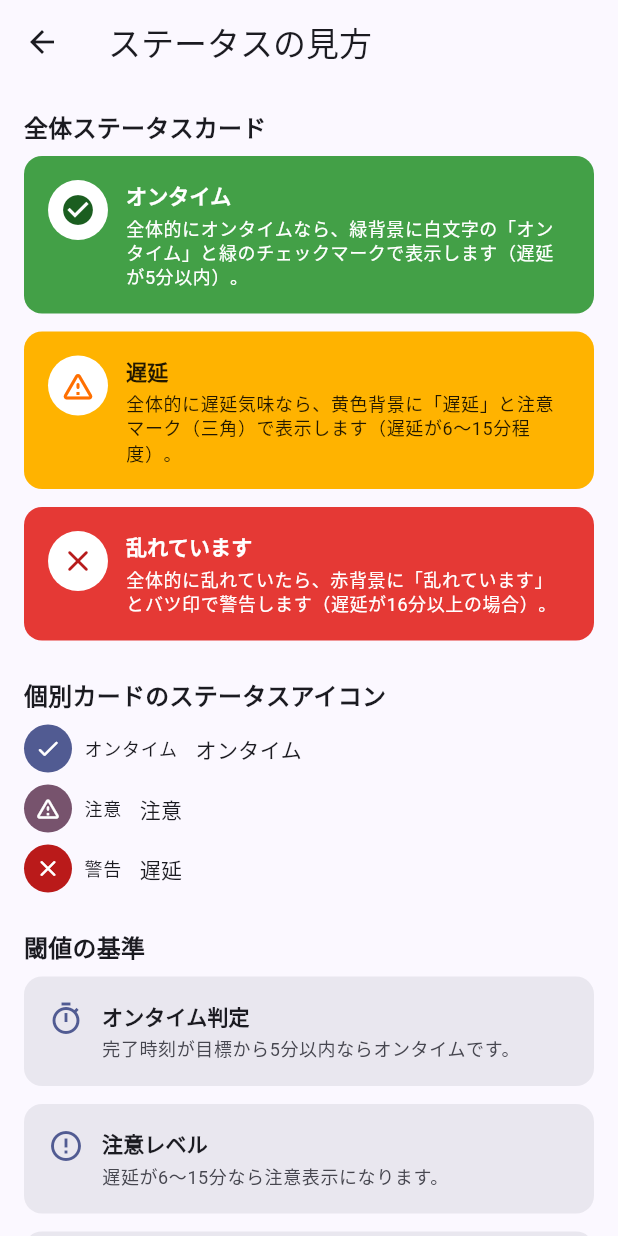
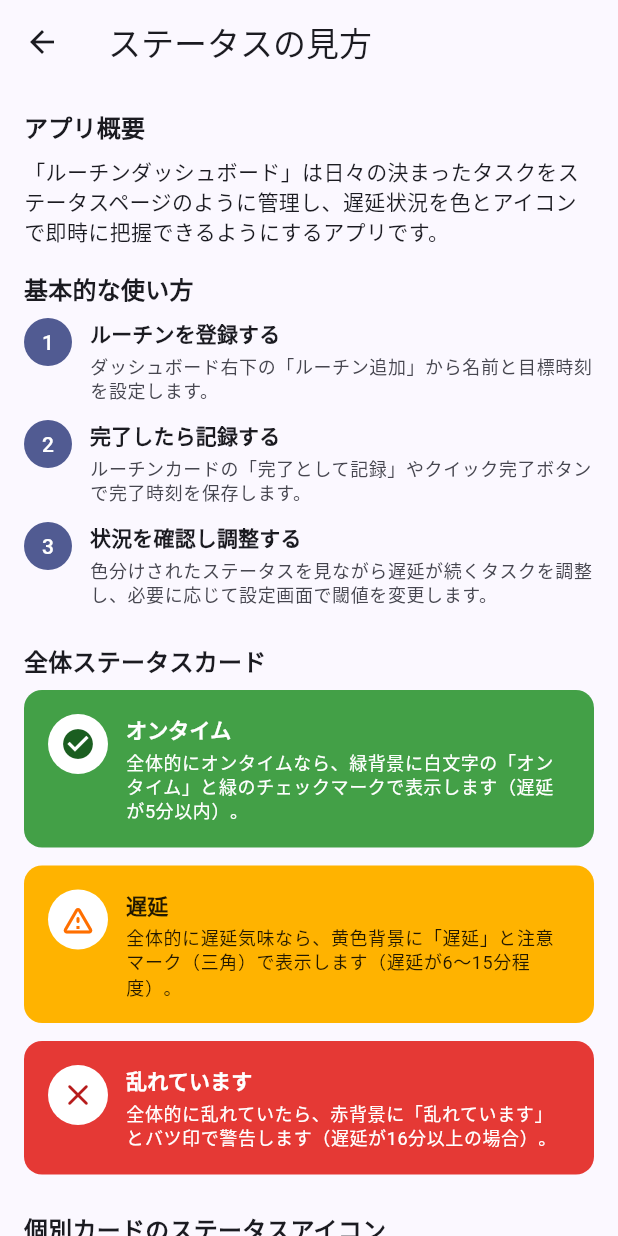
Before and after one commit to utakata-haru/flutter_init, a Flutter app: the screen it shows after launch, after a tap on the "help outline" icon, on a phone screen of 412 x 824 dp. Run offline on Flutter 3.47's test engine with Material 3 defaults, Android fonts, the phone set to English and light mode, and no system bars; our stand-ins replace drift, flutter_hooks, freezed_annotation, go_router, hooks_riverpod, riverpod_annotation; missing offline and left inert: sqlite3; accounts and stored records are empty; generated files the repository leaves out were written again.

Commit message:
feat: ルーチン管理機能の改善と新機能の追加 - ルーチン編集機能を強化し、既存のルーチンを編集できるようにしました。 - 完了履歴の一括初期化機能を追加し、ダッシュボードにボタンを設置しました。 - ヘルプページにアプリ概要と基本的な使い方を追加しました。 - UIの調整を行い、ユーザー体験を向上させました。

```diff
--- a/lib/features/user/routine_status/1_domain/3_usecases/reset_all_routine_completions_usecase.dart
+++ b/lib/features/user/routine_status/1_domain/3_usecases/reset_all_routine_completions_usecase.dart
@@ -7,7 +7,7 @@ class ResetAllRoutineCompletionsUseCase {
   final RoutineRepository _repository;
 
   Future<void> call() async {
-  final List<RoutineEntity> routines = await _repository.fetchAll();
+    final List<RoutineEntity> routines = await _repository.fetchAll();
     for (final routine in routines) {
       if (routine.lastResult == null) {
         continue;
--- a/lib/features/user/routine_status/4_presentation/2_pages/routine_dashboard_page.dart
+++ b/lib/features/user/routine_status/4_presentation/2_pages/routine_dashboard_page.dart
@@ -58,6 +58,11 @@ class RoutineDashboardPage extends HookConsumerWidget {
             onPressed: () => context.pushNamed(routineStatusHelpRouteName),
           ),
           IconButton(
+            tooltip: '完了履歴を初期化',
+            icon: const Icon(Icons.delete_forever),
+            onPressed: () => _confirmResetAll(context, notifier),
+          ),
+          IconButton(
             tooltip: '再読み込み',
             icon: const Icon(Icons.refresh),
             onPressed: () => notifier.refresh(),
@@ -94,6 +99,13 @@ class RoutineDashboardPage extends HookConsumerWidget {
             onRefresh: notifier.refresh,
             onComplete: notifier.completeRoutine,
             onUndo: notifier.undoCompletion,
+            onEdit: (routine) => _openRoutineEditor(
+              context,
+              ref,
+              state,
+              notifier,
+              existing: routine,
+            ),
             onDelete: (routine) {
               _confirmDelete(context, notifier, routine.id);
             },
@@ -147,16 +159,56 @@ class RoutineDashboardPage extends HookConsumerWidget {
     );
   }
 
+  Future<void> _confirmResetAll(
+    BuildContext context,
+    RoutineDashboardNotifier notifier,
+  ) async {
+    final confirmed = await showDialog<bool>(
+      context: context,
+      builder: (dialogContext) => AlertDialog(
+        title: const Text('完了記録をすべて初期化しますか？'),
+        content: const Text('全ルーチンの完了履歴を削除して未完了状態に戻します。この操作は元に戻せません。'),
+        actions: [
+          TextButton(
+            onPressed: () => Navigator.of(dialogContext).pop(false),
+            child: const Text('キャンセル'),
+          ),
+          FilledButton(
+            onPressed: () => Navigator.of(dialogContext).pop(true),
+            child: const Text('初期化する'),
+          ),
+        ],
+      ),
+    );
+
+    if (confirmed != true) {
+      return;
+    }
+
+    final success = await notifier.resetAllCompletions();
+    if (!context.mounted) {
+      return;
+    }
+
+    if (success) {
+      ScaffoldMessenger.of(
+        context,
+      ).showSnackBar(const SnackBar(content: Text('全てのルーチンを未完了状態に戻しました')));
+    }
+  }
+
   Future<void> _openRoutineEditor(
     BuildContext context,
     WidgetRef ref,
     RoutineDashboardState state,
-    RoutineDashboardNotifier notifier,
-  ) async {
+    RoutineDashboardNotifier notifier, {
+    RoutineEntity? existing,
+  }) async {
     final thresholds = state.thresholds ?? const RoutineThresholdSetting();
     final routine = await showRoutineEditorSheet(
       context: context,
       defaultThresholds: thresholds,
+      existing: existing,
     );
 
     if (routine == null) {
@@ -171,7 +223,15 @@ class RoutineDashboardPage extends HookConsumerWidget {
     if (success) {
       ScaffoldMessenger.of(
         context,
-      ).showSnackBar(SnackBar(content: Text('${routine.name}を追加しました')));
+      ).showSnackBar(
+            SnackBar(
+              content: Text(
+                existing == null
+                    ? '${routine.name}を追加しました'
+                    : '${routine.name}を更新しました',
+              ),
+            ),
+          );
     }
   }
 
--- a/lib/features/user/routine_status/4_presentation/2_pages/routine_status_help_page.dart
+++ b/lib/features/user/routine_status/4_presentation/2_pages/routine_status_help_page.dart
@@ -41,6 +41,16 @@ class _HelpContent extends StatelessWidget {
     return ListView(
       padding: const EdgeInsets.all(16),
       children: [
+        const _SectionTitle('アプリ概要'),
+        const SizedBox(height: 8),
+        const _BodyText(
+          '「ルーチンダッシュボード」は日々の決まったタスクをステータスページのように管理し、遅延状況を色とアイコンで即時に把握できるようにするアプリです。',
+        ),
+        const SizedBox(height: 16),
+        const _SectionTitle('基本的な使い方'),
+        const SizedBox(height: 8),
+        const _UsageSteps(),
+        const SizedBox(height: 24),
         const _SectionTitle('全体ステータスカード'),
         const SizedBox(height: 8),
         _LegendCard(
@@ -82,13 +92,15 @@ class _HelpContent extends StatelessWidget {
         _ThresholdTile(
           icon: Icons.timer_outlined,
           title: 'オンタイム判定',
-          description: '完了時刻が目標から${thresholds.allowableDelayMinutes}分以内ならオンタイムです。',
+          description:
+              '完了時刻が目標から${thresholds.allowableDelayMinutes}分以内ならオンタイムです。',
         ),
         const SizedBox(height: 12),
         _ThresholdTile(
           icon: Icons.error_outline,
           title: '注意レベル',
-          description: '遅延が$warningRangeStart～${thresholds.criticalDelayMinutes}分なら注意表示になります。',
+          description:
+              '遅延が$warningRangeStart～${thresholds.criticalDelayMinutes}分なら注意表示になります。',
         ),
         const SizedBox(height: 12),
         _ThresholdTile(
@@ -192,10 +204,7 @@ class _IndicatorRow extends StatelessWidget {
         StatusIndicator(status: status, showLabel: true),
         const SizedBox(width: 12),
         Expanded(
-          child: Text(
-            label,
-            style: Theme.of(context).textTheme.bodyMedium,
-          ),
+          child: Text(label, style: Theme.of(context).textTheme.bodyMedium),
         ),
       ],
     );
@@ -263,9 +272,9 @@ class _SectionTitle extends StatelessWidget {
   Widget build(BuildContext context) {
     return Text(
       text,
-      style: Theme.of(context).textTheme.titleMedium?.copyWith(
-            fontWeight: FontWeight.w700,
-          ),
+      style: Theme.of(
+        context,
+      ).textTheme.titleMedium?.copyWith(fontWeight: FontWeight.w700),
     );
   }
 }
@@ -284,12 +293,102 @@ class _ErrorView extends StatelessWidget {
         children: [
           Text(message),
           const SizedBox(height: 12),
-          FilledButton(
-            onPressed: onRetry,
-            child: const Text('再試行'),
-          ),
+          FilledButton(onPressed: onRetry, child: const Text('再試行')),
         ],
       ),
     );
   }
 }
+
+class _BodyText extends StatelessWidget {
+  const _BodyText(this.text);
+
+  final String text;
+
+  @override
+  Widget build(BuildContext context) {
+    return Text(
+      text,
+      style: Theme.of(context).textTheme.bodyMedium,
+    );
+  }
+}
+
+class _UsageSteps extends StatelessWidget {
+  const _UsageSteps();
+
+  @override
+  Widget build(BuildContext context) {
+    return Column(
+      children: const [
+        _StepItem(
+          stepNumber: '1',
+          title: 'ルーチンを登録する',
+          description: 'ダッシュボード右下の「ルーチン追加」から名前と目標時刻を設定します。',
+        ),
+        SizedBox(height: 12),
+        _StepItem(
+          stepNumber: '2',
+          title: '完了したら記録する',
+          description: 'ルーチンカードの「完了として記録」やクイック完了ボタンで完了時刻を保存します。',
+        ),
+        SizedBox(height: 12),
+        _StepItem(
+          stepNumber: '3',
+          title: '状況を確認し調整する',
+          description: '色分けされたステータスを見ながら遅延が続くタスクを調整し、必要に応じて設定画面で閾値を変更します。',
+        ),
+      ],
+    );
+  }
+}
+
+class _StepItem extends StatelessWidget {
+  const _StepItem({
+    required this.stepNumber,
+    required this.title,
+    required this.description,
+  });
+
+  final String stepNumber;
+  final String title;
+  final String description;
+
+  @override
+  Widget build(BuildContext context) {
+    final theme = Theme.of(context);
+
+    return Row(
+      crossAxisAlignment: CrossAxisAlignment.start,
+      children: [
+        CircleAvatar(
+          radius: 16,
+          backgroundColor: theme.colorScheme.primary,
+          child: Text(
+            stepNumber,
+            style: theme.textTheme.labelLarge?.copyWith(color: theme.colorScheme.onPrimary),
+          ),
+        ),
+        const SizedBox(width: 12),
+        Expanded(
+          child: Column(
+            crossAxisAlignment: CrossAxisAlignment.start,
+            children: [
+              Text(
+                title,
+                style: theme.textTheme.titleSmall?.copyWith(fontWeight: FontWeight.w600),
+              ),
+              const SizedBox(height: 4),
+              Text(
+                description,
+                style: theme.textTheme.bodySmall?.copyWith(
+                  color: theme.colorScheme.onSurfaceVariant,
+                ),
+              ),
+            ],
+          ),
+        ),
+      ],
+    );
+  }
+}
--- /dev/null
+++ b/memo.txt
@@ -0,0 +1,17 @@
+AIへ　このページは参照しないでください。　人間用のメモです。
+
+１,〇〇を完了しました。
+みたいな画面下の表示を、改善する　うざいから
+
+
+２,最終完了の改善。
+
+３,メモリアル機能
+
+４,注意などの判定の設定機能
+
+５.最終的には、AIによる自動追加機能
+
+６,設定画面でルーチンを作り、メインでは、その日だけ削除する形？
+
+７.ボタンの調整　ルーチン追加ボタンの場所を変え、ルーチン完了ボタンを大きくする。
```
Also changed, not shown: lib/features/user/routine_status/3_application/2_providers/routine_repository_provider.dart (+7 -0 lines), lib/features/user/routine_status/3_application/3_notifiers/routine_dashboard_notifier.dart (+11 -0 lines), lib/features/user/routine_status/4_presentation/1_widgets/2_molecules/routine_card.dart (+8 -0 lines), lib/features/user/routine_status/4_presentation/1_widgets/3_organisms/routine_editor_sheet.dart (+20 -6 lines), lib/features/user/routine_status/4_presentation/1_widgets/3_organisms/routine_status_list_view.dart (+5 -7 lines), lib/features/user/routine_status/3_application/2_providers/routine_repository_provider.g.dart, lib/features/user/routine_status/3_application/3_notifiers/routine_dashboard_notifier.g.dart, 3 other files.
